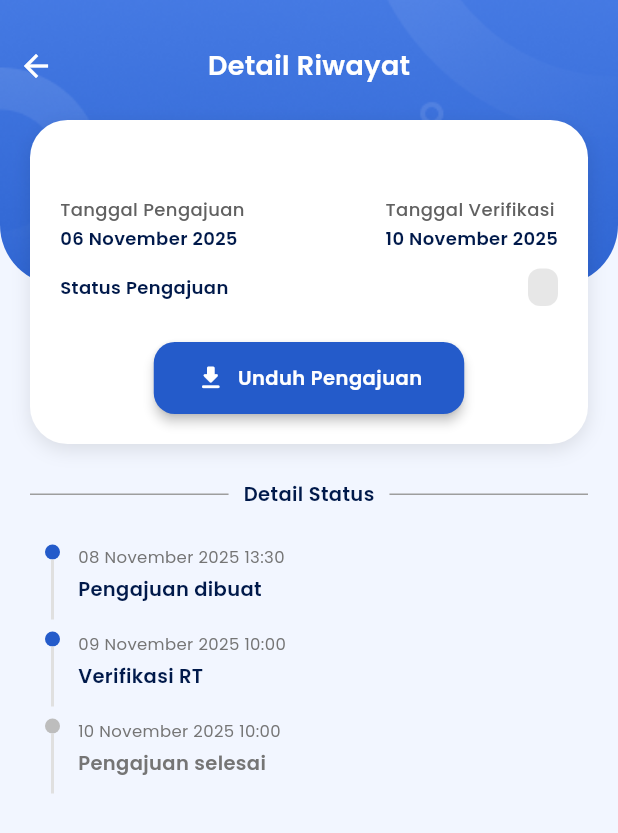
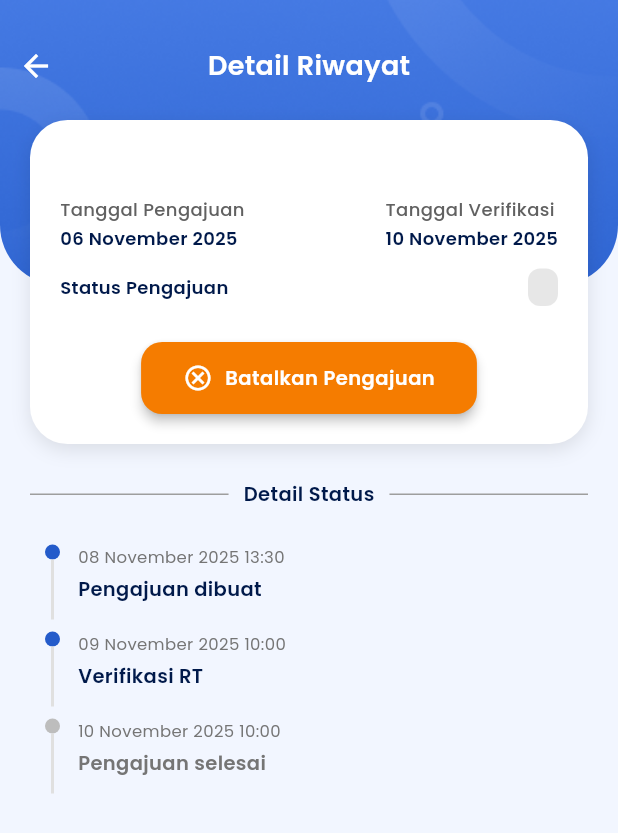
Before and after one commit to iqbrak/TanonApp, a Flutter app: the WargaPengajuanDetailPage screen opened directly with empty values, on a phone screen of 412 x 824 dp. Shown: the top 833 px of the screen. Run offline on Flutter 3.47's test engine with Material 3 defaults, Android fonts, the phone set to English and light mode, and no system bars; our stand-ins replace cloud_firestore, dio, file_picker, firebase_auth, firebase_core, firebase_database and 4 more; accounts and stored records are empty; statements that could not run were skipped.

Commit message:
fix: update status button on fe pengajuan page

```diff
--- a/lib/modules/warga/pages/wg_pengajuan_detail.dart
+++ b/lib/modules/warga/pages/wg_pengajuan_detail.dart
@@ -103,13 +103,15 @@ class WargaPengajuanDetailPage extends StatelessWidget {
                         const SizedBox(height: 24),
 
                         Center(
-                          child: ElevatedButton.icon(
+                          child: Builder(
+                            builder: (context) {
+                              final lowerStatus = status.toLowerCase();
+
+                              if (lowerStatus == 'disetujui' || lowerStatus == 'selesai') {
+                                return ElevatedButton.icon(
                                   style: ElevatedButton.styleFrom(
                                     backgroundColor: const Color(0xFF245BCA),
-                              padding: const EdgeInsets.symmetric(
-                                vertical: 14,
-                                horizontal: 28,
-                              ),
+                                    padding: const EdgeInsets.symmetric(vertical: 14, horizontal: 28),
                                     shape: RoundedRectangleBorder(
                                       borderRadius: BorderRadius.circular(14),
                                     ),
@@ -141,6 +143,105 @@ class WargaPengajuanDetailPage extends StatelessWidget {
                                       letterSpacing: 0.3,
                                     ),
                                   ),
+                                );
+                              }
+
+                              else if (lowerStatus == 'ditolak') {
+                                return ElevatedButton.icon(
+                                  style: ElevatedButton.styleFrom(
+                                    backgroundColor: Colors.red[700],
+                                    padding: const EdgeInsets.symmetric(vertical: 14, horizontal: 28),
+                                    shape: RoundedRectangleBorder(
+                                      borderRadius: BorderRadius.circular(14),
+                                    ),
+                                    elevation: 3,
+                                  ),
+                                  onPressed: () {
+                                    showDialog(
+                                      context: context,
+                                      builder: (context) => AlertDialog(
+                                        shape: RoundedRectangleBorder(
+                                            borderRadius: BorderRadius.circular(20)),
+                                        title: Text(
+                                          'Catatan',
+                                          style: GoogleFonts.poppins(
+                                            fontWeight: FontWeight.w600,
+                                            color: Colors.red[700],
+                                          ),
+                                        ),
+                                        content: Text(
+                                          data['alasan'] ??
+                                              'Pengajuan ditolak karena data tidak lengkap atau tidak valid.',
+                                          style: GoogleFonts.poppins(fontSize: 13),
+                                        ),
+                                        actions: [
+                                          TextButton(
+                                            child: Text(
+                                              'Tutup',
+                                              style: GoogleFonts.poppins(
+                                                color: Colors.red[700],
+                                                fontWeight: FontWeight.w600,
+                                              ),
+                                            ),
+                                            onPressed: () => Navigator.pop(context),
+                                          ),
+                                        ],
+                                      ),
+                                    );
+                                  },
+                                  icon: const Icon(Icons.info_outline_rounded,
+                                      color: Colors.white, size: 20),
+                                  label: Text(
+                                    "Lihat Catatan",
+                                    style: GoogleFonts.poppins(
+                                      fontWeight: FontWeight.w600,
+                                      color: Colors.white,
+                                      fontSize: 13,
+                                      letterSpacing: 0.3,
+                                    ),
+                                  ),
+                                );
+                              }
+
+                              else {
+                                return ElevatedButton.icon(
+                                  style: ElevatedButton.styleFrom(
+                                    backgroundColor: Colors.orange[700],
+                                    padding: const EdgeInsets.symmetric(vertical: 14, horizontal: 28),
+                                    shape: RoundedRectangleBorder(
+                                      borderRadius: BorderRadius.circular(14),
+                                    ),
+                                    elevation: 3,
+                                  ),
+                                  onPressed: () {
+                                    ScaffoldMessenger.of(context).showSnackBar(
+                                      SnackBar(
+                                        content: Text(
+                                          'Pengajuan dibatalkan.',
+                                          style: GoogleFonts.poppins(
+                                            color: Colors.white,
+                                            fontWeight: FontWeight.w500,
+                                          ),
+                                        ),
+                                        backgroundColor: Colors.orange[700],
+                                        duration: const Duration(seconds: 2),
+                                      ),
+                                    );
+                                  },
+                                  icon: const Icon(Icons.cancel_outlined,
+                                      color: Colors.white, size: 20),
+                                  label: Text(
+                                    "Batalkan Pengajuan",
+                                    style: GoogleFonts.poppins(
+                                      fontWeight: FontWeight.w600,
+                                      color: Colors.white,
+                                      fontSize: 13,
+                                      letterSpacing: 0.3,
+                                    ),
+                                  ),
+                                );
+                              }
+                            },
                           ),
                         ),
                       ],
```
Lines whose indentation alone changed are shown as unchanged.
